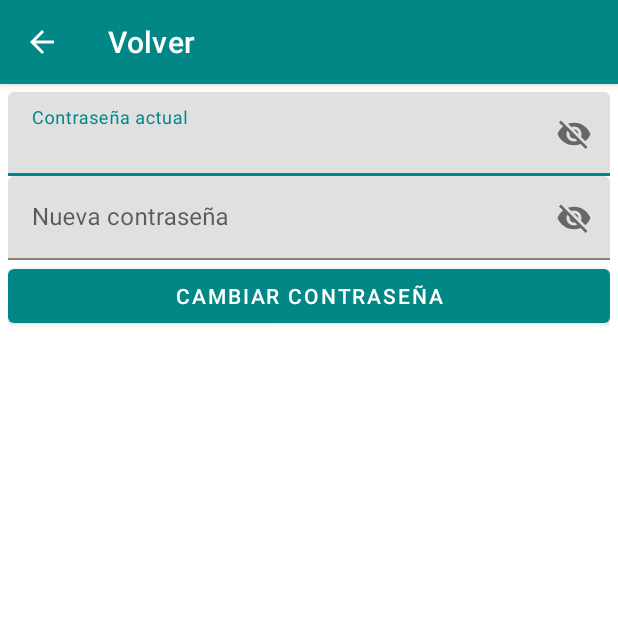
After one commit to k3nniizz/ProjectoEpicgame, an Android app: the CambiarPass screen opened directly, with no data from a screen before it, on a phone screen of 412 x 824 dp, the top half of it. The commit adds this screen. Run offline under Robolectric (Android 15) with nearby library versions, the phone set to English and light mode, and no system bars; our stand-ins replace Firebase (no records; nobody signed in at launch, a user with empty details on screens opened directly).

```diff
--- a/app/build.gradle
+++ b/app/build.gradle
@@ -64,7 +64,7 @@ dependencies {
     implementation 'com.google.firebase:firebase-storage:20.1.0'//almacenamiento de firebase :imagenes
     implementation 'com.squareup.picasso:picasso:2.71828' //cargar la imagen
     implementation 'de.hdodenhof:circleimageview:3.0.0'
-    implementation 'com.google.android.material:material:1.8.0-alpha02'
+    implementation 'com.google.android.material:material:1.8.0-alpha03'
 
 
     /* implementation 'com.android.support:percent'  /*para utilizar los PercentRelativeLayout y PercentFrameLayout*/
--- /dev/null
+++ b/app/src/main/java/com/example/myapplication4/Login/CambiarPass.java
@@ -0,0 +1,141 @@
+package com.example.myapplication4.Login;
+
+import androidx.annotation.NonNull;
+import androidx.appcompat.app.ActionBar;
+import androidx.appcompat.app.AppCompatActivity;
+
+import android.annotation.SuppressLint;
+import android.content.Intent;
+import android.os.Bundle;
+import android.text.TextUtils;
+import android.view.View;
+import android.widget.Button;
+import android.widget.EditText;
+import android.widget.Toast;
+
+import com.example.myapplication4.R;
+import com.google.android.gms.tasks.OnFailureListener;
+import com.google.android.gms.tasks.OnSuccessListener;
+import com.google.firebase.auth.AuthCredential;
+import com.google.firebase.auth.EmailAuthProvider;
+import com.google.firebase.auth.FirebaseAuth;
+import com.google.firebase.auth.FirebaseUser;
+import com.google.firebase.database.DatabaseReference;
+import com.google.firebase.database.FirebaseDatabase;
+
+import java.util.HashMap;
+import java.util.Objects;
+
+public class CambiarPass extends AppCompatActivity {
+
+    EditText ActualPass, NuevoPass;
+    Button CambiarPass;
+    DatabaseReference BASEDEDATOS;
+    FirebaseAuth firebaseAuth;
+    FirebaseUser user;
+
+    @SuppressLint("MissingInflatedId")
+    @Override
+    protected void onCreate(Bundle savedInstanceState) {
+        super.onCreate(savedInstanceState);
+        setContentView(R.layout.activity_cambiar_pass);
+
+
+        ActionBar actionBar = getSupportActionBar();
+        actionBar.setTitle("Volver");
+
+        actionBar.setDisplayShowHomeEnabled(true);
+        actionBar.setDisplayHomeAsUpEnabled(true);
+
+        ActualPass=findViewById(R.id.ActualPass);
+        NuevoPass=findViewById(R.id.NuevaPass);
+        CambiarPass=findViewById(R.id.CambiarPass);
+
+        BASEDEDATOS= FirebaseDatabase.getInstance().getReference("Usuarios");
+        firebaseAuth=FirebaseAuth.getInstance();
+        user=FirebaseAuth.getInstance().getCurrentUser();
+
+
+        CambiarPass.setOnClickListener(new View.OnClickListener() {
+            @Override
+            public void onClick(View v) {
+                String ACTUAL=ActualPass.getText().toString().trim();
+                String NUEVA=NuevoPass.getText().toString().trim();
+
+                if(TextUtils.isEmpty(ACTUAL)) {
+                    Toast.makeText(CambiarPass.this, "Llenar campos contraseña actual", Toast.LENGTH_SHORT).show();
+                }
+                if(TextUtils.isEmpty(NUEVA)){
+                    Toast.makeText(CambiarPass.this, "Llenar campos nueva contraseña", Toast.LENGTH_SHORT).show();
+
+                }
+                if(!TextUtils.isEmpty(ACTUAL)&&!TextUtils.isEmpty(NUEVA)&& ActualPass.length()>=6 &&NUEVA.length()>=6){
+                    CambioDePassJugador(ACTUAL,NUEVA);
+
+                }
+            }
+        });
+
+
+
+    }
+
+    private void CambioDePassJugador(String actual, String nueva) {
+
+        AuthCredential authCredential= EmailAuthProvider.getCredential(user.getEmail(),actual);
+
+        user.reauthenticate(authCredential)
+                .addOnSuccessListener(new OnSuccessListener<Void>() {
+                    @Override
+                    public void onSuccess(Void aVoid) {
+                        user.updatePassword(nueva)
+                                .addOnSuccessListener(new OnSuccessListener<Void>() {
+                                    @Override
+                                    public void onSuccess(Void aVoid) {
+                                        String value=NuevoPass.getText().toString().trim();
+                                        HashMap<String, Object> result=new HashMap<>();
+                                        result.put("Contraseña",value);
+
+                                        BASEDEDATOS.child(user.getUid()).updateChildren(result)
+                                                .addOnSuccessListener(new OnSuccessListener<Void>() {
+                                                    @Override
+                                                    public void onSuccess(Void unused) {
+
+
+                                                    }
+                                                }).addOnFailureListener(new OnFailureListener() {
+                                                    @Override
+                                                    public void onFailure(@NonNull Exception e) {
+                                                        Toast.makeText(CambiarPass.this,e.getMessage(), Toast.LENGTH_SHORT).show();
+                                                    }
+                                                });
+
+                                        firebaseAuth.signOut();
+                                        startActivity(new Intent(CambiarPass.this,login.class));
+                                        Toast.makeText(CambiarPass.this,"Se ha cerrado sesión ",Toast.LENGTH_SHORT).show();
+                                        Toast.makeText(CambiarPass.this,"Se ha cambiado la contraseña correctamente ",Toast.LENGTH_SHORT).show();
+                                        finish();
+
+                                    }
+                                }).addOnFailureListener(new OnFailureListener() {
+                                    @Override
+                                    public void onFailure(@NonNull Exception e) {
+                                        Toast.makeText(CambiarPass.this,e.getMessage(), Toast.LENGTH_SHORT).show();
+                                    }
+                                });
+                    }
+                }).addOnFailureListener(new OnFailureListener() {
+                    @Override
+                    public void onFailure(@NonNull Exception e) {
+                        Toast.makeText(CambiarPass.this, e.getMessage(), Toast.LENGTH_SHORT).show();
+                    }
+                });
+    }
+    @Override
+    public boolean onSupportNavigateUp() {
+        onBackPressed();
+        return super.onSupportNavigateUp();
+    }
+
+
+}
--- /dev/null
+++ b/app/src/main/res/layout/activity_cambiar_pass.xml
@@ -0,0 +1,55 @@
+<?xml version="1.0" encoding="utf-8"?>
+<RelativeLayout xmlns:android="http://schemas.android.com/apk/res/android"
+    xmlns:app="http://schemas.android.com/apk/res-auto"
+    xmlns:tools="http://schemas.android.com/tools"
+    android:layout_width="match_parent"
+    android:layout_height="match_parent"
+    tools:context=".Login.CambiarPass">
+
+    <androidx.appcompat.widget.LinearLayoutCompat
+        android:layout_width="match_parent"
+        android:layout_height="wrap_content"
+        android:padding="05dp"
+        android:orientation="vertical">
+
+        <!--actual contraseña-->
+        <com.google.android.material.textfield.TextInputLayout
+            android:layout_width="match_parent"
+            android:layout_height="wrap_content"
+            app:passwordToggleEnabled="true">
+
+            <EditText
+                android:id="@+id/ActualPass"
+                android:hint="@string/ActualPass"
+                android:layout_width="match_parent"
+                android:layout_height="wrap_content"/>
+
+
+        </com.google.android.material.textfield.TextInputLayout>
+
+
+        <!--nueva contraseña-->
+        <com.google.android.material.textfield.TextInputLayout
+            android:layout_width="match_parent"
+            android:layout_height="wrap_content"
+            app:passwordToggleEnabled="true">
+
+            <EditText
+                android:hint="@string/NuevaPass"
+                android:id="@+id/NuevaPass"
+                android:layout_width="match_parent"
+                android:layout_height="wrap_content"/>
+
+
+        </com.google.android.material.textfield.TextInputLayout>
+
+        <Button
+            android:text="@string/CambiarPass"
+            android:id="@+id/CambiarPass"
+            android:layout_width="match_parent"
+            android:textColor="@color/white"
+            android:layout_height="match_parent"/>
+
+    </androidx.appcompat.widget.LinearLayoutCompat>
+
+</RelativeLayout>
--- a/app/src/main/res/layout/activity_perfilusuario.xml
+++ b/app/src/main/res/layout/activity_perfilusuario.xml
@@ -39,10 +39,10 @@
             android:gravity="center"/>
 
         <!--puntacion realtime-->
+        <!--  android:text="@string/puntuaciontxt"-->
         <TextView
             android:id="@+id/puntuacion"
             android:layout_marginTop="10dp"
-            android:text="@string/puntuaciontxt"
             android:gravity="center"
             android:layout_width="match_parent"
             android:layout_height="wrap_content"/>
--- a/app/src/main/res/layout/jugadores.xml
+++ b/app/src/main/res/layout/jugadores.xml
@@ -19,8 +19,8 @@
         <de.hdodenhof.circleimageview.CircleImageView
             android:id="@+id/ImageJugador"
             android:layout_width="100dp"
-            android:layout_height="100dp"
-            android:src="@drawable/rubik"/>
+            android:layout_height="100dp"/>
+            <!--android:src="@drawable/rubik"/>-->
 
         <androidx.appcompat.widget.LinearLayoutCompat
             android:layout_width="match_parent"
--- a/app/src/main/res/values/strings.xml
+++ b/app/src/main/res/values/strings.xml
@@ -47,4 +47,21 @@
     <string name="NombreJugador">Nombre</string>
     <string name="CorreoJugador">Correo</string>
     <string name="PuntajeJugador">Puntaje</string>
+
+    <!--cambiar contraseña-->
+    <string name="ActualPass">Contraseña actual</string>
+    <string name="NuevaPass">Nueva contraseña</string>
+    <string name="CambiarPass">Cambiar contraseña</string>
+
+    <!--AcercaDe-->
+    <string name="DesarrolladorPORTXT">Desarrollado Por:</string>
+    <string name="IntegrantesTXT">
+        Claudio Silva\n
+        Oscar Ampuero\n
+        Lucas Becker\n
+        Humberto Oyarzo</string>
+    <string name="ok">OK</string>
+
+
+
 </resources>
--- a/app/src/main/res/values/themes.xml
+++ b/app/src/main/res/values/themes.xml
@@ -1,8 +1,8 @@
 <resources xmlns:tools="http://schemas.android.com/tools">
     <!-- Base application theme. -->
     <style name="Theme.MyApplication4" parent="Theme.MaterialComponents.DayNight.DarkActionBar">
-        <!-- Primary brand color. -->
-        <item name="colorPrimary">@color/purple_500</item>
+        <!-- Primary brand color. color general botones y barra de la app -->
+        <item name="colorPrimary">@color/design_default_color_secondary_variant</item>
         <item name="colorPrimaryVariant">@color/purple_700</item>
         <item name="colorOnPrimary">@color/white</item>
         <!-- Secondary brand color. -->
```
Also changed, not shown: app/src/main/AndroidManifest.xml (+10 -10 lines), app/src/main/java/com/example/myapplication4/Login/Perfilusuario.java (+38 -6 lines), app/src/main/java/com/example/myapplication4/Login/guardarperfil.java (deleted, +0 -72 lines), app/src/main/java/com/example/myapplication4/Login/numeros.java (deleted, +0 -157 lines), app/src/main/res/layout/acerca_de.xml (added, +48 -0 lines), app/src/main/res/layout/activity_guardarperfil.xml (deleted, +0 -32 lines), app/src/main/res/layout/activity_numeros.xml (deleted, +0 -149 lines).
